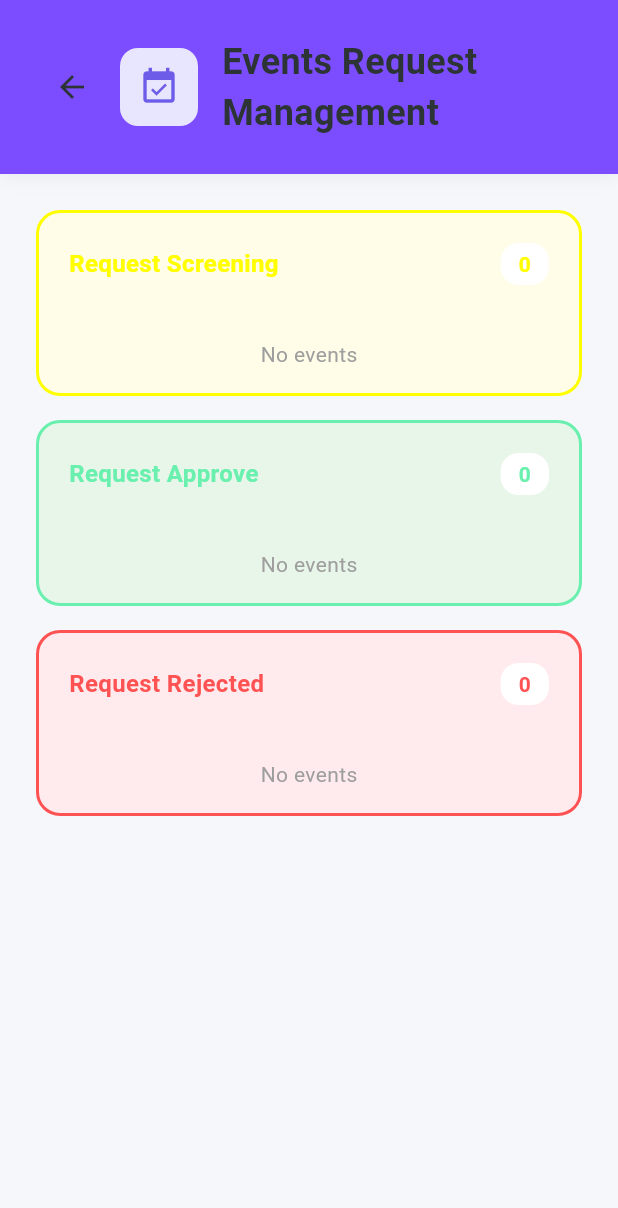
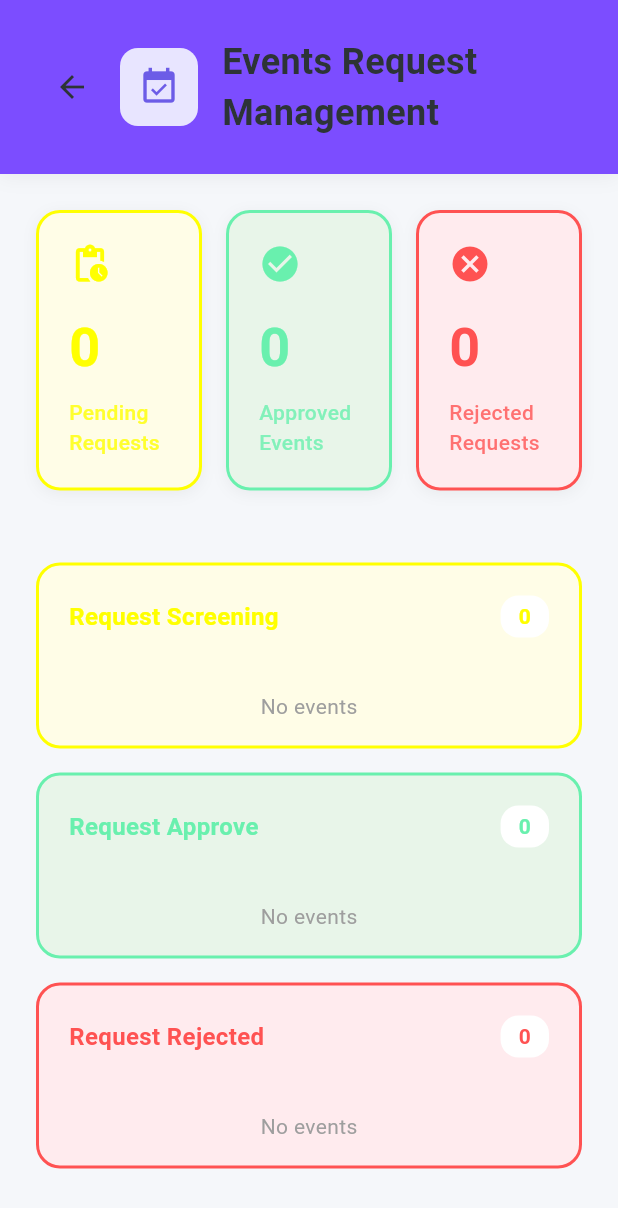
Before and after one commit to PBP-D-07/gas-in-mobile, a Flutter app: the PageRequest screen opened directly, on a phone screen of 412 x 824 dp. Shown: the top 1208 px of the screen. Run offline on Flutter 3.47's test engine with Material 3 defaults, Android fonts, the light colour scheme and no system bars; our stand-ins replace image_picker, shimmer; missing offline and left inert: pbp_django_auth.

Commit message:
Fixing minor

```diff
--- a/lib/AdminModule/screen/page_request.dart
+++ b/lib/AdminModule/screen/page_request.dart
@@ -168,6 +168,48 @@ class _PageRequestState extends State<PageRequest> {
             ),
           ),
 
+          // Overview Cards
+          if (!isLoading)
+            Container(
+              padding: const EdgeInsets.all(24),
+              child: Row(
+                children: [
+                  // Pending Card
+                  Expanded(
+                    child: _buildOverviewCard(
+                      title: 'Pending Requests',
+                      count: pendingEvents.length,
+                      color: const Color(0xFFFFFDE7),
+                      borderColor: Colors.yellowAccent,
+                      icon: Icons.pending_actions,
+                    ),
+                  ),
+                  const SizedBox(width: 16),
+                  // Approved Card
+                  Expanded(
+                    child: _buildOverviewCard(
+                      title: 'Approved Events',
+                      count: approvedEvents.length,
+                      color: const Color(0xFFE8F5E9),
+                      borderColor: Colors.greenAccent,
+                      icon: Icons.check_circle,
+                    ),
+                  ),
+                  const SizedBox(width: 16),
+                  // Rejected Card
+                  Expanded(
+                    child: _buildOverviewCard(
+                      title: 'Rejected Requests',
+                      count: rejectedEvents.length,
+                      color: const Color(0xFFFFEBEE),
+                      borderColor: Colors.redAccent,
+                      icon: Icons.cancel,
+                    ),
+                  ),
+                ],
+              ),
+            ),
+
           // Kanban Board
           Expanded(
             child: isLoading
@@ -210,6 +252,63 @@ class _PageRequestState extends State<PageRequest> {
                       ],
                     ),
                   ),
+          ),
+        ],
+      ),
+    );
+  }
+
+  Widget _buildOverviewCard({
+    required String title,
+    required int count,
+    required Color color,
+    required Color borderColor,
+    required IconData icon,
+  }) {
+    return Container(
+      padding: const EdgeInsets.all(20),
+      decoration: BoxDecoration(
+        color: color,
+        borderRadius: BorderRadius.circular(16),
+        border: Border.all(color: borderColor, width: 2),
+        boxShadow: [
+          BoxShadow(
+            color: Colors.black.withOpacity(0.05),
+            blurRadius: 8,
+            offset: const Offset(0, 2),
+          ),
+        ],
+      ),
+      child: Column(
+        crossAxisAlignment: CrossAxisAlignment.start,
+        children: [
+          Row(
+            mainAxisAlignment: MainAxisAlignment.spaceBetween,
+            children: [
+              Icon(
+                icon,
+                color: borderColor,
+                size: 28,
+              ),
+            ],
+          ),
+          const SizedBox(height: 16),
+          Text(
+            count.toString(),
+            style: TextStyle(
+              fontSize: 36,
+              fontWeight: FontWeight.bold,
+              color: borderColor,
+            ),
+          ),
+          const SizedBox(height: 8),
+          Text(
+            title,
+            style: TextStyle(
+              fontSize: 14,
+              fontWeight: FontWeight.w500,
+              color: borderColor.withOpacity(0.8),
+            ),
           ),
         ],
       ),
@@ -376,32 +475,6 @@ class _PageRequestState extends State<PageRequest> {
           ),
           const SizedBox(height: 12),
 
-          // User Avatar & Name
-          Row(
-            children: [
-              CircleAvatar(
-                radius: 12,
-                backgroundColor: const Color(0xFF6C5CE7),
-                child: Text(
-                  event.username[0].toUpperCase(),
-                  style: const TextStyle(
-                    fontSize: 10,
-                    color: Colors.white,
-                    fontWeight: FontWeight.bold,
-                  ),
-                ),
-              ),
-              const SizedBox(width: 8),
-              Text(
-                event.username,
-                style: const TextStyle(
-                  fontSize: 12,
-                  color: Colors.grey,
-                ),
-              ),
-            ],
-          ),
-
           // Action Buttons
           if (status == 'pending') ...[
             const SizedBox(height: 12),
--- a/lib/AdminModule/widgets/buttons_card.dart
+++ b/lib/AdminModule/widgets/buttons_card.dart
@@ -45,7 +45,7 @@ class ItemCard extends StatelessWidget {
                 context,
                 MaterialPageRoute(builder: (context) => const PageUsers()),
               );
-            } else if (item.name == "Event Requests Management") {
+            } else if (item.name == "Events Request Management") {
               Navigator.push(
                 context,
                 MaterialPageRoute(builder: (context) => const PageRequest()),
--- a/lib/AdminModule/widgets/left_drawer.dart
+++ b/lib/AdminModule/widgets/left_drawer.dart
@@ -86,7 +86,7 @@ class LeftDrawer extends StatelessWidget {
                       Navigator.pushReplacement(
                         context,
                         MaterialPageRoute(
-                          builder: (context) => adminPage(),
+                          builder: (context) => AdminPage(),
                         ),
                       );
                     },
--- a/lib/login.dart
+++ b/lib/login.dart
@@ -1,3 +1,4 @@
+import 'package:gas_in/AdminModule/screen/menu_admin.dart';
 import 'package:gas_in/screens/menu.dart';
 import 'package:flutter/material.dart';
 import 'package:gas_in/register.dart';
@@ -222,8 +223,8 @@ class _LoginPageState extends State<LoginPage> {
                                     context,
                                     MaterialPageRoute(
                                       builder: (context) =>
-                                          // isAdmin ? const AdminPage() : const MyHomePage(),
-                                          MyHomePage(),
+                                          isAdmin ? AdminPage() : const MyHomePage(),
+                                          //MyHomePage(),
                                     ),
                                   );
                                   ScaffoldMessenger.of(context)
```
Also changed, not shown: lib/AdminModule/screen/page_users.dart (+99 -0 lines).
